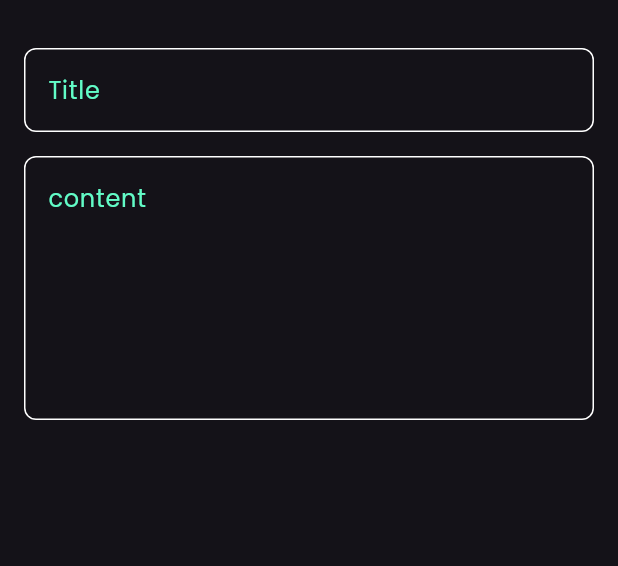
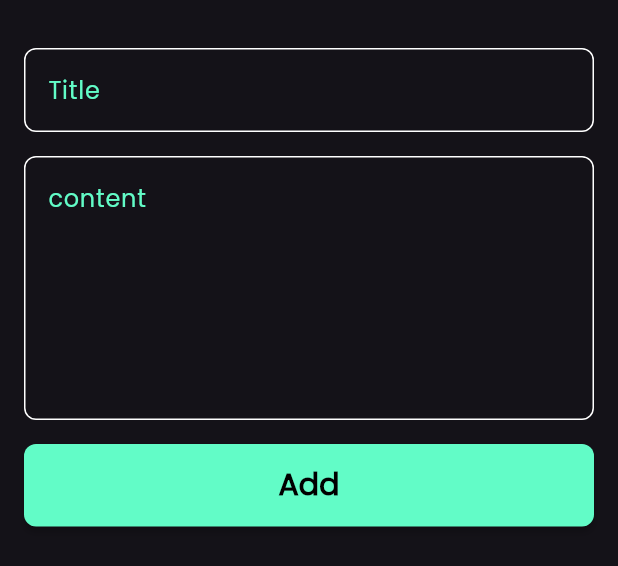
Before and after one commit to yahyaalmongdie/note_app, a Flutter app: the AddNoteBottomSheet widget shown alone on an empty page, opened directly, on a phone screen of 412 x 824 dp. Shown: the top 566 px of the screen. Run offline on Flutter 3.47's test engine with Material 3 defaults, Android fonts, the phone set to English and light mode, and no system bars; our stand-ins replace font_awesome_flutter.

Commit message:
custom add note button

```diff
--- /dev/null
+++ b/lib/core/widget/cutom_button.dart
@@ -0,0 +1,25 @@
+import 'package:flutter/material.dart';
+import 'package:note_app/core/utils/constant.dart';
+
+class CustomButton extends StatelessWidget {
+  const CustomButton(
+      {super.key, required this.onPressed, required this.btnText});
+  final Function() onPressed;
+  final String btnText;
+  @override
+  Widget build(BuildContext context) {
+    return SizedBox(
+      width: MediaQuery.of(context).size.width,
+      child: MaterialButton(
+          color: kPrimaryColor,
+          shape: RoundedRectangleBorder(borderRadius: BorderRadius.circular(8)),
+          height: 55,
+          child: Text(
+            btnText,
+            style: const TextStyle(
+                color: Colors.black, fontSize: 20, fontWeight: FontWeight.bold),
+          ),
+          onPressed: () {}),
+    );
+  }
+}
--- a/lib/features/home/presentation/view/widget/add_note_bottom_sheet.dart
+++ b/lib/features/home/presentation/view/widget/add_note_bottom_sheet.dart
@@ -1,29 +1,40 @@
 import 'package:flutter/material.dart';
 import 'package:note_app/core/widget/custom_text_form_felid.dart';
+import 'package:note_app/core/widget/cutom_button.dart';
 
 class AddNoteBottomSheet extends StatelessWidget {
   const AddNoteBottomSheet({super.key});
 
   @override
   Widget build(BuildContext context) {
-    return const Padding(
-      padding: EdgeInsets.symmetric(horizontal: 16),
+    return Padding(
+      padding: const EdgeInsets.symmetric(horizontal: 16),
+      child: SingleChildScrollView(
+        scrollDirection: Axis.vertical,
         child: Column(
           children: [
-          SizedBox(
+            const SizedBox(
               height: 32,
             ),
-          CustomTextFormFiled(
+            const CustomTextFormFiled(
               hintText: "Title",
             ),
-          SizedBox(
+            const SizedBox(
               height: 16,
             ),
-          CustomTextFormFiled(
+            const CustomTextFormFiled(
               hintText: "content",
               maxLines: 6,
             ),
+            const SizedBox(
+              height: 16,
+            ),
+            CustomButton(onPressed: () {}, btnText: "Add"),
+            const SizedBox(
+              height: 16,
+            )
           ],
+        ),
       ),
     );
   }
```
Lines whose indentation alone changed are shown as unchanged.
